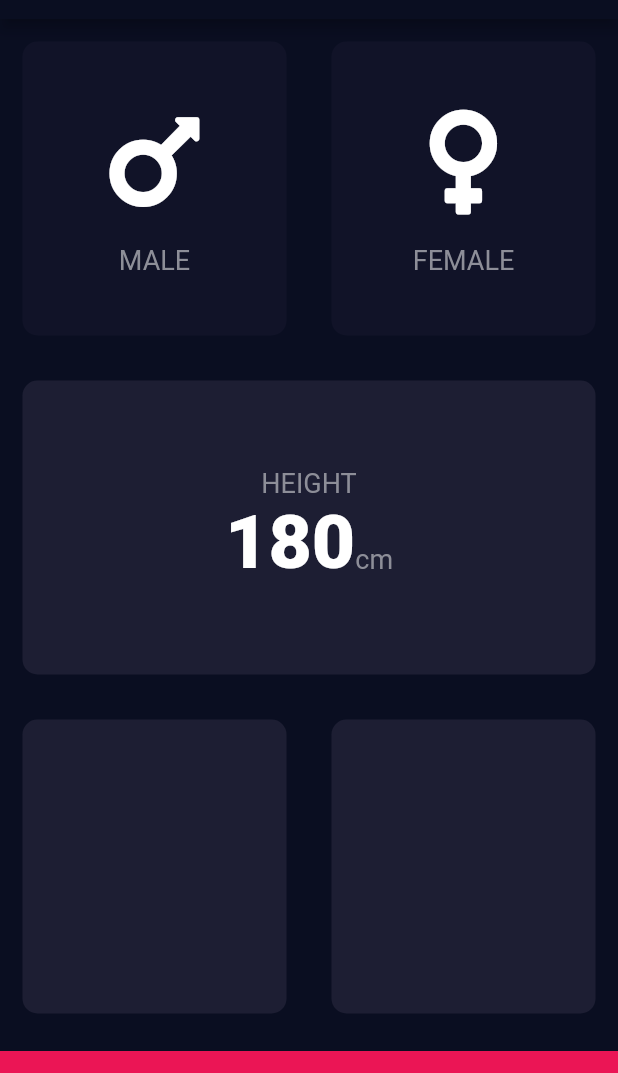
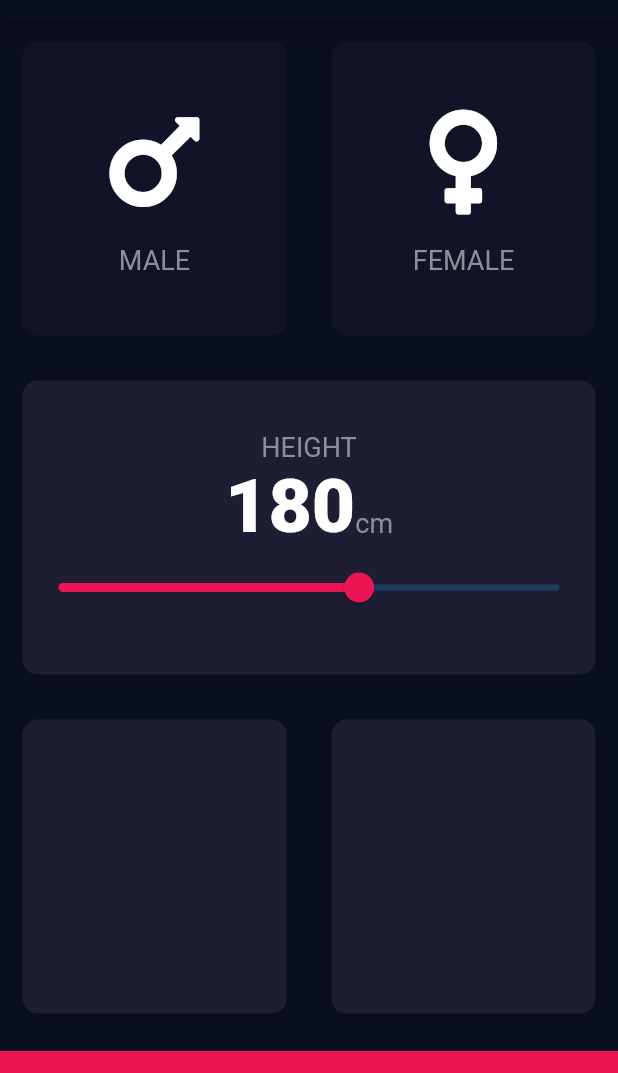
Before and after one commit to omrobbie/udemy-introduction-to-flutter-development, a Flutter app: the screen it shows after launch, on a phone screen of 412 x 824 dp, the part 65-1138 px from its top. Run offline on Flutter 3.47's test engine with Material 2 defaults, Android fonts, the phone set to English and light mode, and no system bars; our stand-ins replace audioplayers, font_awesome_flutter, rflutter_alert.

Commit message:
add slider for height and update height state with on changed

```diff
--- a/bmi_calculator/lib/input_page.dart
+++ b/bmi_calculator/lib/input_page.dart
@@ -83,6 +83,17 @@ class _InputPageState extends State<InputPage> {
                       Text('cm', style: kLabelTextStyle),
                     ],
                   ),
+                  Slider(
+                    onChanged: (double newValue) {
+                      setState(() {
+                        height = newValue.round().toInt();
+                      });
+                    },
+                    activeColor: Color(0xFFEB1555),
+                    value: height.toDouble(),
+                    min: 120.0,
+                    max: 220.0,
+                  ),
                 ],
               ),
             ),
```
